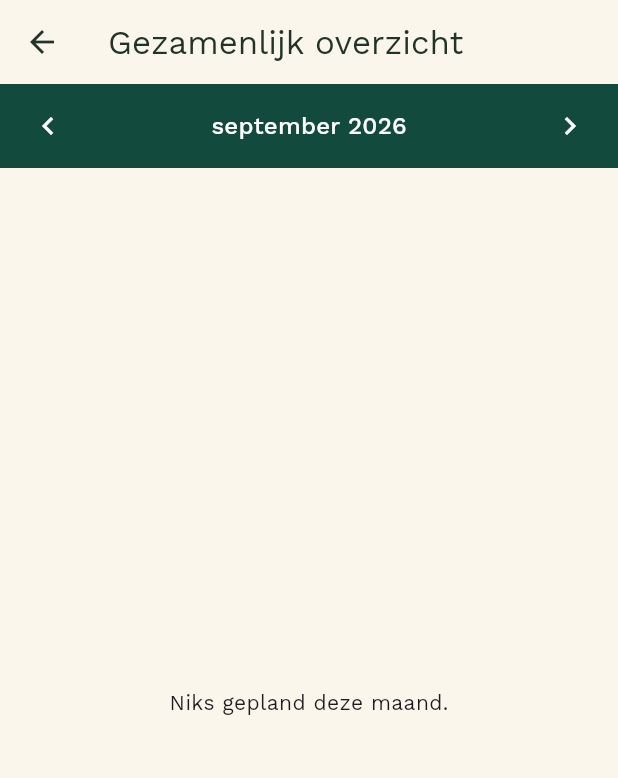
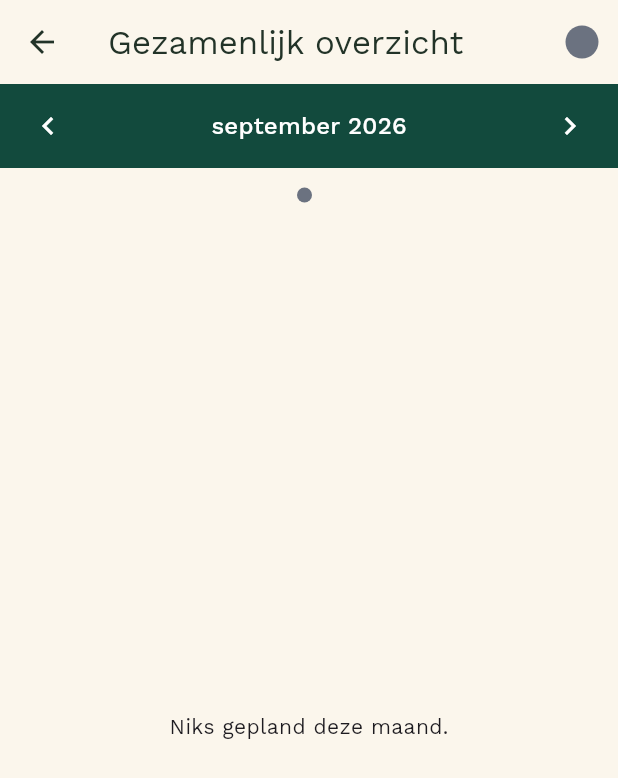
Before and after one commit to TripR27/uurrooster-app, a Flutter app: the screen it shows once a user with an empty profile is signed in, after a tap on "Gezamenlijk overzicht", on a phone screen of 412 x 824 dp. Shown: the top 778 px of the screen. Run offline on Flutter 3.47's test engine with Material 3 defaults, Android fonts, the light colour scheme and no system bars; our stand-ins replace cloud_firestore, firebase_auth, firebase_core, google_fonts, share_plus, table_calendar and 1 more; missing offline and left inert: dart:js_interop, syncfusion_flutter_pdf; accounts and stored records are empty.

Commit message:
F9: eigen kleur voor je bolletje in het gezamenlijk overzicht
- Nieuw kleurenpalet (lib/util/kleuren_palet.dart, 10 vaste kleuren)
  + herbruikbare KleurKiezer-widget (lib/widgets/kleur_kiezer.dart),
  klaar voor hergebruik in F10.
- Gebruiker.kleur (hex, optioneel) + GebruikerService.zetKleur(uid,
  hex) - iedereen kiest zelf, geen rules-wijziging nodig (bestaande
  self-update-rule volstaat).
- beheer_overzicht_screen.dart: bolletje per regel toont nu de kleur
  van de eigenaar, "Mijn kleur"-knop in de appbar (voor iedereen, niet
  enkel beheerder), + een legende bovenaan (naam + bolletje per
  zichtbaar gezinslid).
- Getest in de browser met beide testaccounts (beheerder + gewoon
  lid): kleur kiezen, opslaan bevestigd na reload, en een lid kan dit
  zonder beheerderrechten.
- PROJECT_SPEC.md bijgewerkt.

```diff
--- a/lib/models/gebruiker.dart
+++ b/lib/models/gebruiker.dart
@@ -38,6 +38,7 @@ class Gebruiker {
     this.webuntisKlasId,
     this.webuntisMinor,
     this.zichtbaarInOverzicht = true,
+    this.kleur,
   });
 
   final String uid;
@@ -49,6 +50,12 @@ class Gebruiker {
   /// Default `true` (ontbreekt het veld nog in Firestore, dan gewoon
   /// zichtbaar) - een beheerder ziet altijd iedereen, ongeacht dit veld.
   final bool zichtbaarInOverzicht;
+
+  /// Hex-kleur (bv. `"#E0704F"`) van het eigen bolletje in het
+  /// gezamenlijke overzicht (F9) - kiest elk gezinslid zelf, uit
+  /// `kleurenPalet` (`lib/util/kleuren_palet.dart`). `null` = nog niet
+  /// gekozen, dan geldt `kleurStandaardHex`.
+  final String? kleur;
 
   /// Welk PDF-formaat + welke naam-in-de-PDF bij dit account hoort. Staat
   /// er niet automatisch bij (`null` bij een nieuw aangemaakt profiel) -
@@ -91,6 +98,7 @@ class Gebruiker {
       webuntisKlasId: (data['webuntisKlasId'] as num?)?.toInt(),
       webuntisMinor: data['webuntisMinor'] as String?,
       zichtbaarInOverzicht: data['zichtbaarInOverzicht'] as bool? ?? true,
+      kleur: data['kleur'] as String?,
     );
   }
 }
--- a/lib/screens/beheer_overzicht_screen.dart
+++ b/lib/screens/beheer_overzicht_screen.dart
@@ -8,6 +8,8 @@ import '../services/dienst_service.dart';
 import '../services/gebruiker_service.dart';
 import '../theme.dart';
 import '../util/datum_util.dart';
+import '../util/kleuren_palet.dart';
+import '../widgets/kleur_kiezer.dart';
 import 'dienst_bewerken_screen.dart';
 import 'dienst_toevoegen_screen.dart';
 
@@ -33,11 +35,17 @@ class _BeheerOverzichtScreenState extends State<BeheerOverzichtScreen> {
   late Future<_Overzicht> _overzicht;
   bool _bezigMetPrinten = false;
 
+  // Los bijgehouden (i.p.v. steeds widget.profiel.kleur te lezen) zodat de
+  // appbar-knop meteen de nieuwe kleur toont na het kiezen, zonder op
+  // _herlaad() (en dus een nieuwe Firestore-rondrit) te moeten wachten.
+  late String? _eigenKleur;
+
   @override
   void initState() {
     super.initState();
     final vandaag = DateTime.now();
     _maandStart = DateTime(vandaag.year, vandaag.month);
+    _eigenKleur = widget.profiel.kleur;
     _overzicht = _laadOverzicht();
   }
 
@@ -147,6 +155,29 @@ class _BeheerOverzichtScreenState extends State<BeheerOverzichtScreen> {
     _herlaad();
   }
 
+  /// F9: eigen bolletjeskleur kiezen voor dit overzicht - iedereen mag dit
+  /// voor zichzelf, niet enkel de beheerder.
+  Future<void> _kiesEigenKleur() async {
+    final gekozen = await toonKleurKiezer(
+      context,
+      titel: 'Mijn kleur',
+      geselecteerdeHex: _eigenKleur,
+    );
+    if (gekozen == null || !mounted) return;
+
+    setState(() => _eigenKleur = gekozen);
+    try {
+      await GebruikerService.zetKleur(widget.profiel.uid, gekozen);
+      _herlaad();
+    } catch (e) {
+      if (!mounted) return;
+      ScaffoldMessenger.of(
+        context,
+      ).showSnackBar(SnackBar(content: Text('Kon kleur niet opslaan: $e')));
+      setState(() => _eigenKleur = widget.profiel.kleur);
+    }
+  }
+
   @override
   Widget build(BuildContext context) {
     return Scaffold(
@@ -154,7 +185,16 @@ class _BeheerOverzichtScreenState extends State<BeheerOverzichtScreen> {
         title: const Text('Gezamenlijk overzicht'),
         // Printen en "voor iemand anders toevoegen" (F3) zijn nooit voor
         // gewone leden gevraagd - enkel de beheerder ziet die knoppen (F8).
+        // "Mijn kleur" (F9) is wel voor iedereen.
         actions: [
+          IconButton(
+            icon: CircleAvatar(
+              radius: 11,
+              backgroundColor: kleurVanHex(_eigenKleur),
+            ),
+            tooltip: 'Mijn kleur',
+            onPressed: _kiesEigenKleur,
+          ),
           if (widget.profiel.isBeheerder)
             IconButton(
               icon: _bezigMetPrinten
@@ -241,17 +281,28 @@ class _BeheerOverzichtScreenState extends State<BeheerOverzichtScreen> {
                   }
 
                   final kaarten = _dagKaarten(overzicht);
-                  if (kaarten.isEmpty) {
-                    return const Center(
-                      child: Text('Niks gepland deze maand.'),
-                    );
-                  }
-
-                  return ListView.separated(
-                    padding: const EdgeInsets.fromLTRB(16, 16, 16, 88),
-                    itemCount: kaarten.length,
-                    separatorBuilder: (_, _) => const SizedBox(height: 10),
-                    itemBuilder: (context, i) => kaarten[i],
+                  return Column(
+                    children: [
+                      _Legende(gebruikers: overzicht.gebruikers),
+                      Expanded(
+                        child: kaarten.isEmpty
+                            ? const Center(
+                                child: Text('Niks gepland deze maand.'),
+                              )
+                            : ListView.separated(
+                                padding: const EdgeInsets.fromLTRB(
+                                  16,
+                                  4,
+                                  16,
+                                  88,
+                                ),
+                                itemCount: kaarten.length,
+                                separatorBuilder: (_, _) =>
+                                    const SizedBox(height: 10),
+                                itemBuilder: (context, i) => kaarten[i],
+                              ),
+                      ),
+                    ],
                   );
                 },
               ),
@@ -271,12 +322,12 @@ class _BeheerOverzichtScreenState extends State<BeheerOverzichtScreen> {
     for (var dagNr = 1; dagNr <= _maandEinde.day; dagNr++) {
       final dag = DateTime(_maandStart.year, _maandStart.month, dagNr);
       final dagIso = naarIsoDatum(dag);
-      final regels = <(String naam, Dienst dienst)>[
+      final regels = <(Gebruiker gebruiker, Dienst dienst)>[
         for (final gebruiker in overzicht.gebruikers)
           for (final dienst in overzicht.diensten.where(
             (d) => d.gebruikerId == gebruiker.uid && d.valtOpDatum(dagIso),
           ))
-            (gebruiker.naam, dienst),
+            (gebruiker, dienst),
       ];
       if (regels.isEmpty) continue;
       kaarten.add(
@@ -306,7 +357,7 @@ class _DagKaart extends StatelessWidget {
   });
 
   final DateTime dag;
-  final List<(String naam, Dienst dienst)> regels;
+  final List<(Gebruiker gebruiker, Dienst dienst)> regels;
   final Gebruiker profiel;
   final ValueChanged<Dienst> onTik;
 
@@ -331,7 +382,7 @@ class _DagKaart extends StatelessWidget {
                 ),
               ),
             ),
-            for (final (naam, dienst) in regels) _regel(naam, dienst),
+            for (final (gebruiker, dienst) in regels) _regel(gebruiker, dienst),
           ],
         ),
       ),
@@ -341,8 +392,8 @@ class _DagKaart extends StatelessWidget {
   /// Eén regel ("Naam · tijd (omschrijving)"). Enkel tikbaar - en toont dan
   /// een chevron - als het je eigen dienst is of je beheerder bent (F8);
   /// voor een gewoon lid dat naar andermans regel kijkt is ze puur
-  /// informatief.
-  Widget _regel(String naam, Dienst dienst) {
+  /// informatief. Het bolletje toont de eigen kleur van [gebruiker] (F9).
+  Widget _regel(Gebruiker gebruiker, Dienst dienst) {
     final magBewerken =
         profiel.isBeheerder || dienst.gebruikerId == profiel.uid;
     return InkWell(
@@ -357,17 +408,54 @@ class _DagKaart extends StatelessWidget {
               margin: const EdgeInsets.only(top: 6),
               width: 8,
               height: 8,
-              decoration: const BoxDecoration(
-                color: AppKleuren.terracotta,
+              decoration: BoxDecoration(
+                color: kleurVanHex(gebruiker.kleur),
                 shape: BoxShape.circle,
               ),
             ),
             const SizedBox(width: 8),
-            Expanded(child: Text('$naam · ${dienst.naarTekst()}')),
+            Expanded(child: Text('${gebruiker.naam} · ${dienst.naarTekst()}')),
             if (magBewerken)
               const Icon(Icons.chevron_right, size: 18, color: Colors.black38),
           ],
         ),
+      ),
+    );
+  }
+}
+
+/// Kleine legende bovenaan het overzicht: naam + bolletje per zichtbaar
+/// gezinslid (F9), zodat je meteen weet welke kleur bij wie hoort.
+class _Legende extends StatelessWidget {
+  const _Legende({required this.gebruikers});
+
+  final List<Gebruiker> gebruikers;
+
+  @override
+  Widget build(BuildContext context) {
+    return Padding(
+      padding: const EdgeInsets.fromLTRB(16, 10, 16, 6),
+      child: Wrap(
+        spacing: 14,
+        runSpacing: 6,
+        children: [
+          for (final gebruiker in gebruikers)
+            Row(
+              mainAxisSize: MainAxisSize.min,
+              children: [
+                Container(
+                  width: 10,
+                  height: 10,
+                  decoration: BoxDecoration(
+                    color: kleurVanHex(gebruiker.kleur),
+                    shape: BoxShape.circle,
+                  ),
+                ),
+                const SizedBox(width: 6),
+                Text(gebruiker.naam, style: Theme.of(context).textTheme.bodySmall),
+              ],
+            ),
+        ],
       ),
     );
   }
--- /dev/null
+++ b/lib/util/kleuren_palet.dart
@@ -0,0 +1,33 @@
+import 'package:flutter/material.dart';
+
+/// Vast kleurenpalet, bewust beperkt tot een tiental basiskleuren i.p.v.
+/// een vrije kleurkiezer - gebruikt voor het eigen bolletje in het
+/// gezamenlijke overzicht (F9) én voor losse items in de persoonlijke
+/// agenda (F10). Elke kleur staat hier als hex-string (zo wordt ze ook in
+/// Firestore opgeslagen, bv. op `Gebruiker.kleur`/`Dienst.kleur`) samen met
+/// een Nederlandse naam voor in de kleurkiezer.
+const List<(String naam, String hex)> kleurenPalet = [
+  ('Terracotta', '#E0704F'),
+  ('Bosgroen', '#1F6F5C'),
+  ('Blauw', '#3B6EA5'),
+  ('Paars', '#7A5CA6'),
+  ('Roze', '#D8698B'),
+  ('Geel', '#D9A441'),
+  ('Turquoise', '#2E9C9C'),
+  ('Rood', '#C0453A'),
+  ('Bruin', '#8A5A3B'),
+  ('Grijs', '#6B7280'),
+];
+
+/// Standaardkleur zolang er nog niks gekozen is (bv. `Gebruiker.kleur` of
+/// `Dienst.kleur` is nog `null`).
+const String kleurStandaardHex = '#6B7280';
+
+/// Zet een hex-string ("#E0704F") om naar een [Color] - valt terug op
+/// [kleurStandaardHex] bij `null` of een niet te lezen waarde (bv. een
+/// corrupt document), zodat een scherm nooit crasht op een kleurveld.
+Color kleurVanHex(String? hex) {
+  final waarde = int.tryParse((hex ?? kleurStandaardHex).replaceFirst('#', ''), radix: 16);
+  if (waarde == null) return kleurVanHex(kleurStandaardHex);
+  return Color(0xFF000000 | waarde);
+}
```
Also changed, not shown: lib/services/gebruiker_service.dart (+7 -0 lines), lib/widgets/kleur_kiezer.dart (added, +108 -0 lines), 3 other files.
